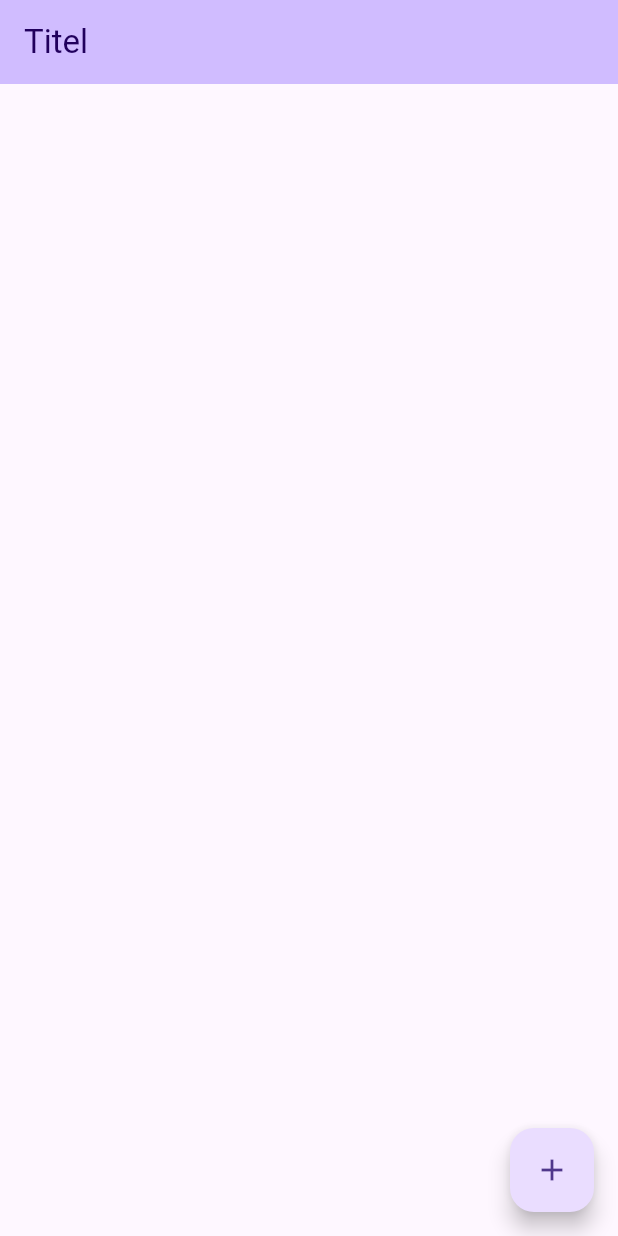
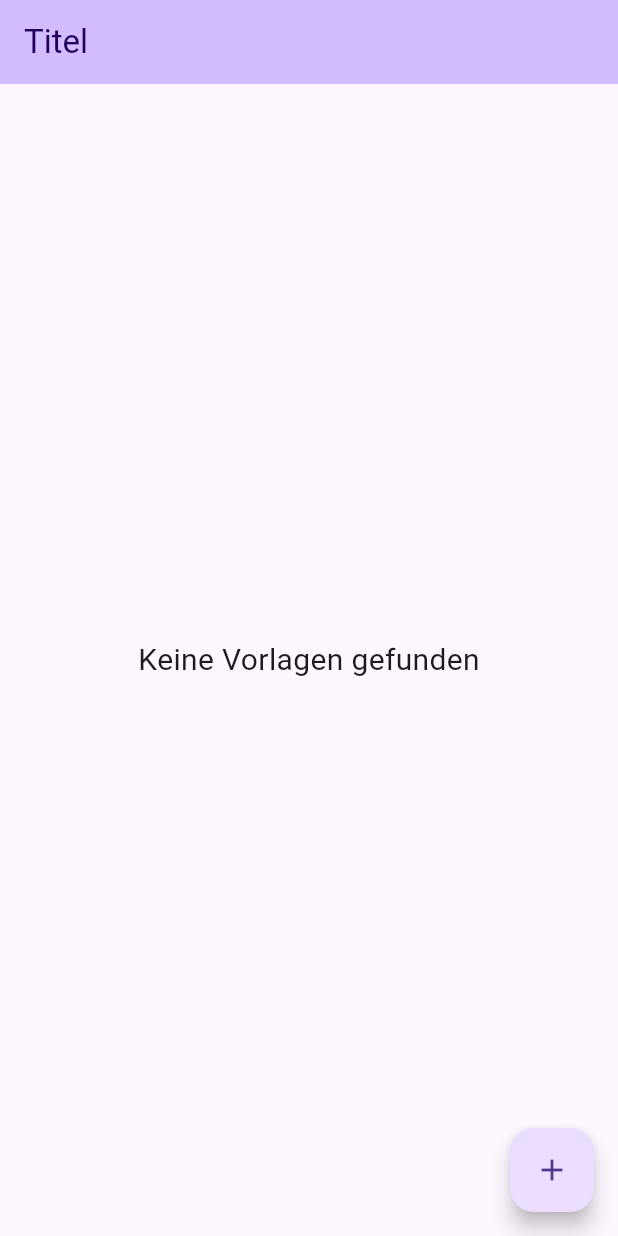
Before and after one commit to Atlasfreak/sharepics, a Flutter app: the screen it shows after launch, on a phone screen of 412 x 824 dp. Run offline on Flutter 3.47's test engine with Material 3 defaults, Android fonts, the phone set to English and light mode, and no system bars; our stand-ins replace cross_file, file_picker, flutter_svg.

Commit message:
update HomePage to get files and display them as TemplateTiles

```diff
--- a/lib/src/pages/home_page.dart
+++ b/lib/src/pages/home_page.dart
@@ -1,17 +1,43 @@
 import 'dart:io';
 
 import 'package:flutter/material.dart';
-import 'package:path_provider/path_provider.dart';
 import 'package:sharepics/src/components/template_tile.dart';
 import 'package:sharepics/src/pages/add_template_page.dart';
 import 'package:sharepics/src/globals.dart' as globals;
 
-class HomePage extends StatelessWidget {
+class HomePage extends StatefulWidget {
   HomePage({super.key});
 
   static const routeName = "/";
 
-  final List<String> files = ["abc", "test123", "12345"];
+  @override
+  State<HomePage> createState() => _HomePageState();
+}
+
+class _HomePageState extends State<HomePage> {
+  List<File> _files = [];
+
+  Future<List<File>> _getFiles() async {
+    return Directory(await globals.generateTemplatePath())
+        .list()
+        .where((event) => event.path.endsWith(".svg"))
+        .where((event) => event is File)
+        .map((event) => event as File)
+        .toList();
+  }
+
+  @override
+  void initState() {
+    _getFiles().then(
+      (value) {
+        setState(() {
+          _files = value.toList();
+        });
+      },
+    );
+    print(_files);
+    super.initState();
+  }
 
   @override
   Widget build(BuildContext context) {
@@ -23,19 +49,36 @@ class HomePage extends StatelessWidget {
         ),
         backgroundColor: Theme.of(context).colorScheme.inversePrimary,
       ),
-      body: GridView.builder(
-        restorationId: "homePage",
-        gridDelegate: const SliverGridDelegateWithMaxCrossAxisExtent(
-            maxCrossAxisExtent: 150, mainAxisExtent: 150),
-        itemCount: 30,
-        itemBuilder: (context, index) {},
-      ),
+      body: _files.isNotEmpty
+          ? GridView.builder(
+              restorationId: "homePage",
+              gridDelegate: const SliverGridDelegateWithMaxCrossAxisExtent(
+                  maxCrossAxisExtent: 150, mainAxisExtent: 150),
+              itemCount: _files.length,
+              itemBuilder: (context, index) {
+                File file = _files[index];
+                String name = globals.fileNameRegex
+                    .allMatches(file.path)
+                    .toList()[0]
+                    .group(1)
+                    .toString();
+                return TemplateTile(
+                  name: name,
+                  svgPath: file.path,
+                );
+              },
+            )
+          : const Center(
+              child: Text(
+              "Keine Vorlagen gefunden",
+              style: TextStyle(fontSize: 20),
+            )),
       floatingActionButton: FloatingActionButton(
         onPressed: () {
           Navigator.push(
               context,
               MaterialPageRoute(
-                builder: (context) => AddTemplatePage(),
+                builder: (context) => const AddTemplatePage(),
               ));
         },
         child: const Icon(Icons.add),
```
